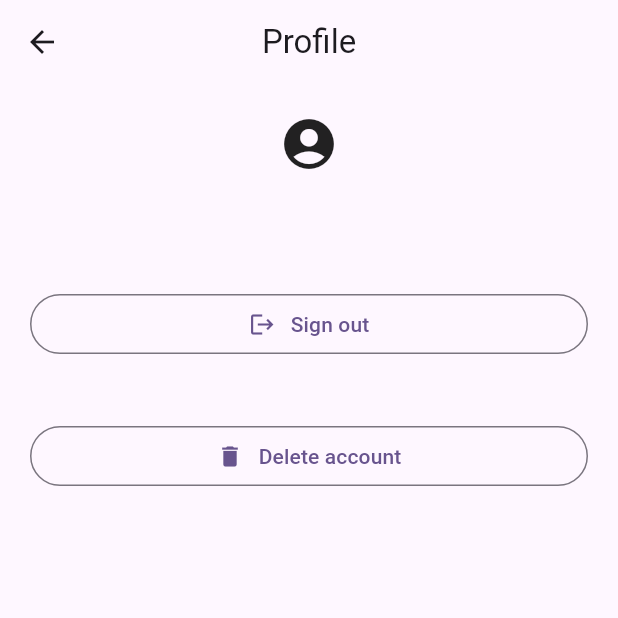
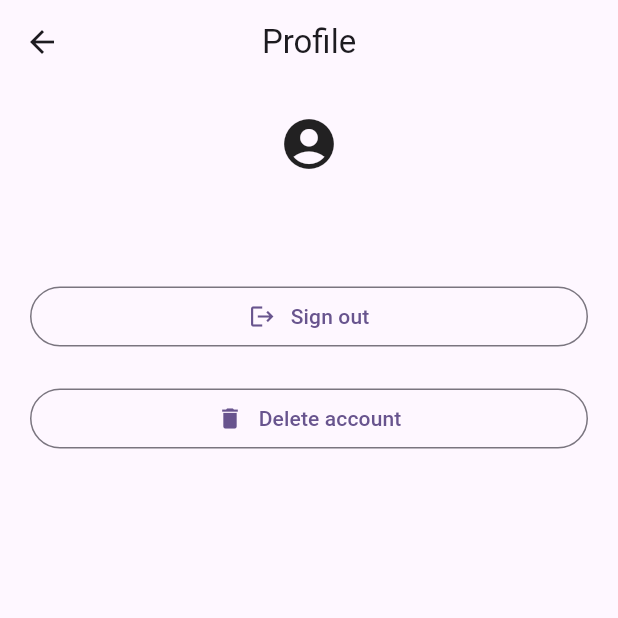
Before and after one commit to gzaber/deadline_manager, a Flutter app: the ProfileView screen opened directly, on a phone screen of 412 x 824 dp, the top half of it. Run offline on Flutter 3.47's test engine with Material 3 defaults, Android fonts, the phone set to English and light mode, and no system bars; our stand-ins replace bloc, cloud_firestore, equatable, firebase_auth, firebase_core, flutter_bloc and 1 more; missing offline and left inert: firebase_ui_auth; accounts and stored records are empty; generated files the repository leaves out were written again.

Commit message:
feat: use profile cubit instead app cubit to obtain user email

```diff
--- a/lib/profile/view/profile_page.dart
+++ b/lib/profile/view/profile_page.dart
@@ -67,11 +67,11 @@ class ProfileView extends StatelessWidget {
                     AppIcons.profileDestinationIcon,
                     size: AppInsets.xxLarge,
                   ),
-                  const SizedBox(height: AppInsets.large),
-                  Text(context.read<AppCubit>().state.user.email),
+                  const SizedBox(height: AppInsets.medium),
+                  Text(state.user.email),
                   const SizedBox(height: AppInsets.xxLarge),
                   const _SignOutButton(),
-                  const SizedBox(height: AppInsets.xxLarge),
+                  const SizedBox(height: AppInsets.xLarge),
                   const _DeleteAccountButton(),
                 ],
               ),
```
